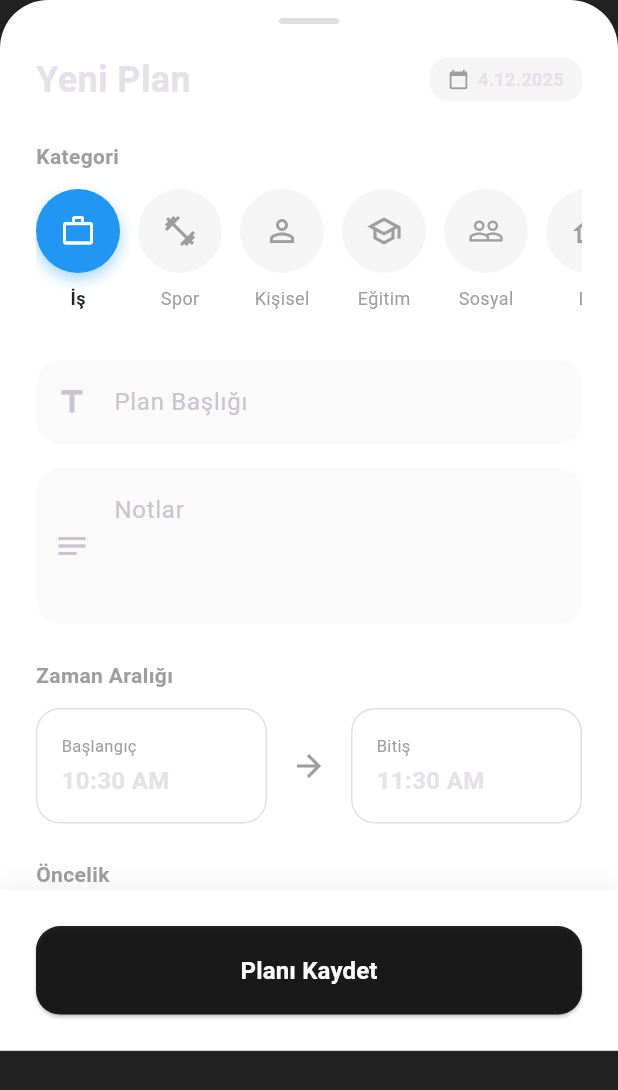
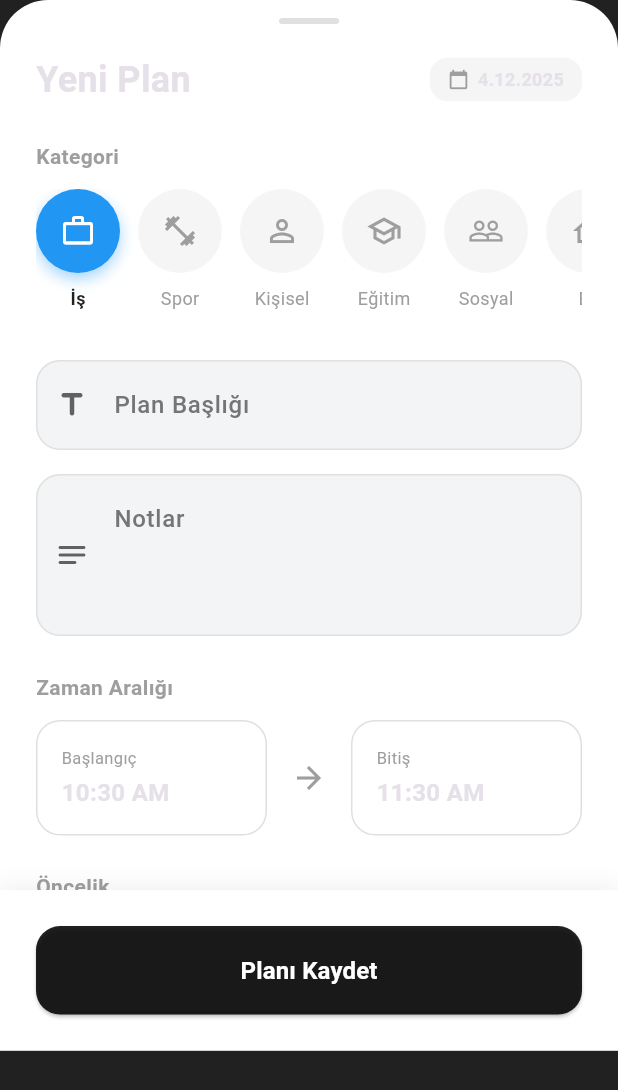
Before and after one commit to aliuckun/life_assistant, a Flutter app: the AddTaskSheet widget shown alone on an empty page, opened directly with empty values, on a phone screen of 412 x 824 dp. Shown: the top 1090 px of the screen. Run offline on Flutter 3.47's test engine with Material 3 defaults, Android fonts, the light colour scheme and no system bars; our stand-ins replace audioplayers, csv, file_picker, fl_chart, flutter_local_notifications, flutter_riverpod and 7 more; missing offline and left inert: workmanager; accounts and stored records are empty.

Commit message:
daily planner v2 bitti

```diff
--- a/lib/features/daily_planner/presentation/widgets/add_task_sheet.dart
+++ b/lib/features/daily_planner/presentation/widgets/add_task_sheet.dart
@@ -20,9 +20,17 @@ class _AddTaskSheetState extends State<AddTaskSheet> {
   final titleController = TextEditingController();
   final descController = TextEditingController();
 
+  @override
+  void dispose() {
+    titleController.dispose();
+    descController.dispose();
+    super.dispose();
+  }
+
   TimeOfDay selectedStart = TimeOfDay.now();
   TimeOfDay selectedEnd = TimeOfDay.now().replacing(
-    hour: TimeOfDay.now().hour + 1,
+    // 24'e bölümünden kalanı alarak 23'ten sonra 0'a dönmesini sağlıyoruz
+    hour: (TimeOfDay.now().hour + 1) % 24,
   );
   PlanCategory selectedCategory = PlannerConstants.categories[0];
   PlanPriority selectedPriority = PlanPriority.medium;
@@ -116,39 +124,80 @@ class _AddTaskSheetState extends State<AddTaskSheet> {
   }
 
   Widget _buildTextFields() {
+    // Ortak stil tanımları (Kod tekrarını önlemek ve tutarlılık için)
+    final inputDecorationTheme = InputDecoration(
+      filled: true,
+      // Daha belirgin bir arka plan rengi (Açık Gri)
+      fillColor: const Color(0xFFF3F4F6),
+
+      // Yazı yazılmıyorken görünen kenarlık (Hafif gri çizgi)
+      enabledBorder: OutlineInputBorder(
+        borderRadius: BorderRadius.circular(16),
+        borderSide: BorderSide(color: Colors.grey.shade300, width: 1),
+      ),
+
+      // Yazı yazılırken (tıklanınca) görünen kenarlık (Siyah ve belirgin)
+      focusedBorder: OutlineInputBorder(
+        borderRadius: BorderRadius.circular(16),
+        borderSide: const BorderSide(color: Colors.black87, width: 1.5),
+      ),
+
+      // Hata durumunda
+      errorBorder: OutlineInputBorder(
+        borderRadius: BorderRadius.circular(16),
+        borderSide: const BorderSide(color: Colors.redAccent, width: 1),
+      ),
+
+      contentPadding: const EdgeInsets.symmetric(horizontal: 20, vertical: 18),
+
+      // Label (Etiket) stili
+      labelStyle: TextStyle(
+        color: Colors.grey.shade600,
+        fontWeight: FontWeight.w500,
+      ),
+
+      // İkon rengi
+      prefixIconColor: Colors.grey.shade700,
+    );
+
+    // Yazılan metnin stili
+    const textStyle = TextStyle(
+      color: Colors.black87, // Koyu siyah
+      fontSize: 16,
+      fontWeight: FontWeight.w600, // Biraz kalın, okunabilir
+    );
+
     return Column(
       children: [
+        // BAŞLIK ALANI
         TextField(
           controller: titleController,
-          // textInputAction: Enter'a basınca bir sonrakine geçer
           textInputAction: TextInputAction.next,
-          decoration: InputDecoration(
+          style: textStyle, // Yazı rengini uygula
+          cursorColor: Colors.black, // İmleç rengi
+          decoration: inputDecorationTheme.copyWith(
             labelText: 'Plan Başlığı',
             hintText: 'Örn: Raporu Hazırla',
-            filled: true,
-            fillColor: Colors.grey[50],
-            border: OutlineInputBorder(
-              borderRadius: BorderRadius.circular(16),
-              borderSide: BorderSide.none,
-            ),
-            prefixIcon: const Icon(Icons.title),
+            hintStyle: TextStyle(color: Colors.grey.shade400),
+            prefixIcon: const Icon(Icons.title_rounded),
           ),
         ),
+
         const SizedBox(height: 16),
+
+        // NOTLAR ALANI
         TextField(
           controller: descController,
           maxLines: 3,
           textInputAction: TextInputAction.done,
-          decoration: InputDecoration(
+          style: textStyle, // Yazı rengini uygula
+          cursorColor: Colors.black,
+          decoration: inputDecorationTheme.copyWith(
             labelText: 'Notlar',
-            filled: true,
-            fillColor: Colors.grey[50],
-            border: OutlineInputBorder(
-              borderRadius: BorderRadius.circular(16),
-              borderSide: BorderSide.none,
-            ),
-            prefixIcon: const Icon(Icons.notes),
-            alignLabelWithHint: true,
+            hintText: 'Detayları buraya ekle...',
+            hintStyle: TextStyle(color: Colors.grey.shade400),
+            prefixIcon: const Icon(Icons.notes_rounded),
+            alignLabelWithHint: true, // İkonu yukarı hizalar
           ),
         ),
       ],
```
Also changed, not shown: lib/features/daily_planner/presentation/widgets/date_timeline.dart (+27 -8 lines).
